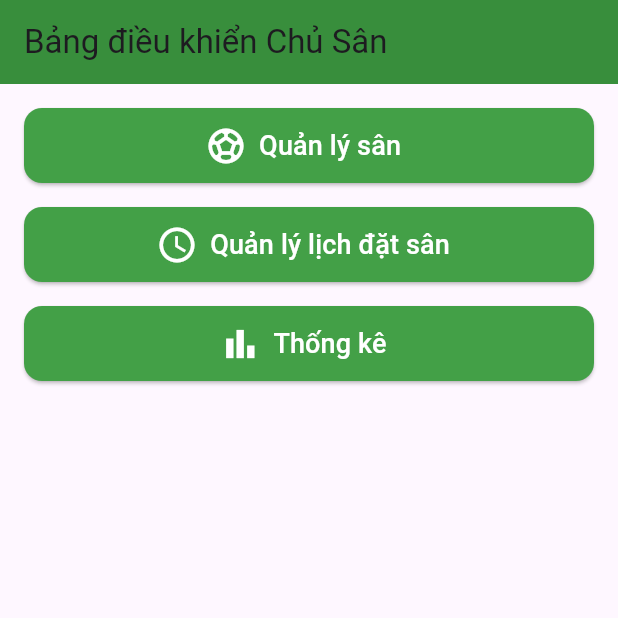
After one commit to Nhan-Moon-04/Booking-Sports, a Flutter app: the FieldOwnerDashboardScreen screen opened directly, on a phone screen of 412 x 824 dp, the top half of it. The commit adds this screen. Run offline on Flutter 3.47's test engine with Material 3 defaults, Android fonts, the phone set to English and light mode, and no system bars; our stand-ins replace cloud_firestore, firebase_auth, firebase_core, firebase_storage, flutter_map, geolocator and 3 more; missing offline and left inert: flutter_map_marker_cluster; accounts and stored records are empty.

Commit message:
lan thu n

```diff
--- /dev/null
+++ b/lib/features/owner/FieldOwnerDashboardScreen.dart
@@ -0,0 +1,75 @@
+import 'package:flutter/material.dart';
+
+class FieldOwnerDashboardScreen extends StatelessWidget {
+  const FieldOwnerDashboardScreen({super.key});
+
+  @override
+  Widget build(BuildContext context) {
+    return Scaffold(
+      appBar: AppBar(
+        title: const Text('Bảng điều khiển Chủ Sân'),
+        backgroundColor: Colors.green[700],
+      ),
+      body: Padding(
+        padding: const EdgeInsets.all(16.0),
+        child: Column(
+          children: [
+            _buildDashboardButton(
+              context,
+              title: 'Quản lý sân',
+              icon: Icons.sports_soccer,
+              onTap: () {
+                Navigator.pushNamed(context, '/manage_fields');
+              },
+            ),
+            const SizedBox(height: 16),
+            _buildDashboardButton(
+              context,
+              title: 'Quản lý lịch đặt sân',
+              icon: Icons.schedule,
+              onTap: () {
+                Navigator.pushNamed(context, '/manage_bookings');
+              },
+            ),
+            const SizedBox(height: 16),
+            _buildDashboardButton(
+              context,
+              title: 'Thống kê',
+              icon: Icons.bar_chart,
+              onTap: () {
+                Navigator.pushNamed(context, '/statistics');
+              },
+            ),
+          ],
+        ),
+      ),
+    );
+  }
+
+  Widget _buildDashboardButton(BuildContext context,
+      {required String title,
+      required IconData icon,
+      required VoidCallback onTap}) {
+    return SizedBox(
+      width: double.infinity,
+      child: ElevatedButton.icon(
+        icon: Icon(icon, size: 28),
+        label: Padding(
+          padding: const EdgeInsets.symmetric(vertical: 12),
+          child: Text(
+            title,
+            style: const TextStyle(fontSize: 18),
+          ),
+        ),
+        style: ElevatedButton.styleFrom(
+          backgroundColor: Colors.green[600],
+          foregroundColor: Colors.white,
+          shape: RoundedRectangleBorder(
+            borderRadius: BorderRadius.circular(12),
+          ),
+        ),
+        onPressed: onTap,
+      ),
+    );
+  }
+}
```
Also changed, not shown: lib/Firestore Database/field_owner.dart (added, +113 -0 lines), lib/features/auth/screens/login_screen.dart (+70 -19 lines), lib/features/auth/screens/register_screen.dart (+16 -1 lines).
